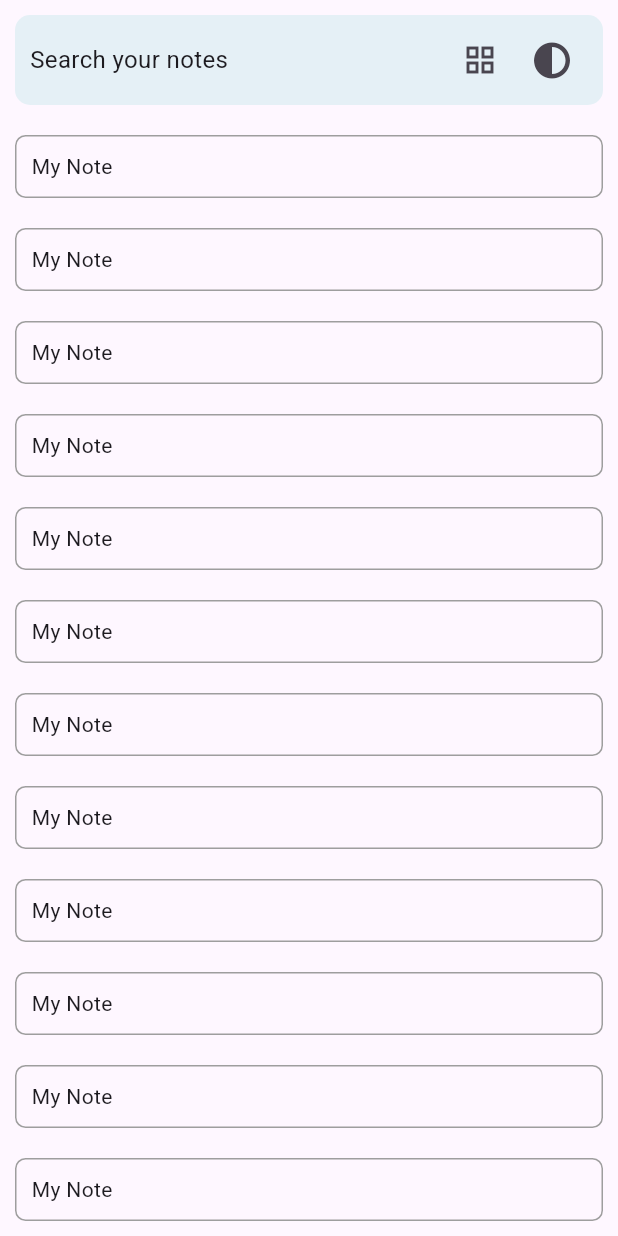
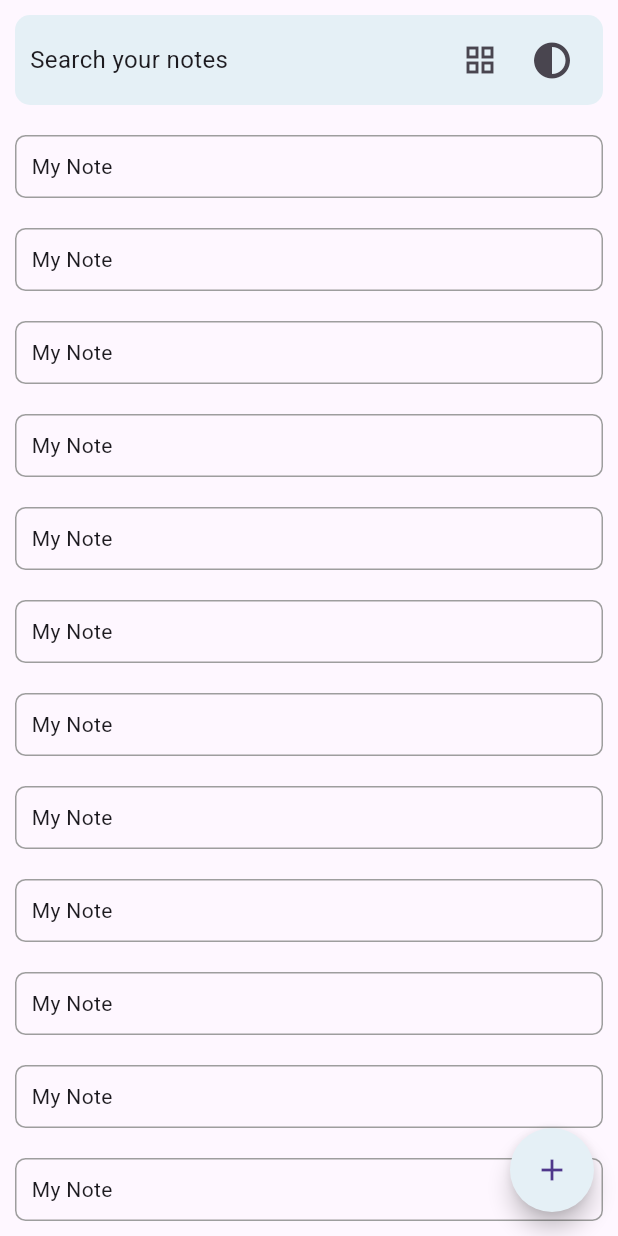
Before and after one commit to A7medK7aled1/todo, a Flutter app: the screen it shows after launch, on a phone screen of 412 x 824 dp. Run offline on Flutter 3.47's test engine with Material 3 defaults, Android fonts, the phone set to English and light mode, and no system bars; our stand-ins replace font_awesome_flutter.

Commit message:
Add constants for light and dark mode colors; update HomeView and CustomSearchBar to use them

```diff
--- /dev/null
+++ b/lib/constant.dart
@@ -0,0 +1,4 @@
+import 'package:flutter/material.dart';
+
+Color kLightMode = const Color(0xffe5f0f6);
+Color kDarkMode = const Color(0xff172228);
--- a/lib/theme.dart
+++ /dev/null
@@ -1,31 +0,0 @@
-import 'package:flutter/material.dart';
-
-final lightTheme = ThemeData(
-  brightness: Brightness.light,
-  primaryColor: Colors.blue,
-  scaffoldBackgroundColor: Colors.white,
-  elevatedButtonTheme: ElevatedButtonThemeData(
-    style: ElevatedButton.styleFrom(
-      backgroundColor: Colors.blue,
-      foregroundColor: Colors.white,
-    ),
-  ),
-  textTheme: TextTheme(
-    bodyLarge: TextStyle(color: Colors.black),
-  ),
-);
-
-final darkTheme = ThemeData(
-  brightness: Brightness.dark,
-  primaryColor: Colors.teal,
-  scaffoldBackgroundColor: Colors.black,
-  elevatedButtonTheme: ElevatedButtonThemeData(
-    style: ElevatedButton.styleFrom(
-      backgroundColor: Colors.teal,
-      foregroundColor: Colors.white,
-    ),
-  ),
-  textTheme: TextTheme(
-    bodyLarge: TextStyle(color: Colors.white),
-  ),
-);
--- a/lib/views/home_view.dart
+++ b/lib/views/home_view.dart
@@ -1,5 +1,6 @@
 import 'package:flutter/material.dart';
 import 'package:provider/provider.dart';
+import 'package:todo/constant.dart';
 import 'package:todo/provider/theme_provider.dart';
 import 'package:todo/widgets/custom_list_view.dart';
 import 'package:todo/widgets/custom_search_bar.dart';
@@ -12,6 +13,12 @@ class HomeView extends StatelessWidget {
     final themeProvider = Provider.of<ThemeProvider>(context);
     return SafeArea(
       child: Scaffold(
+        floatingActionButton: FloatingActionButton(
+          shape: const CircleBorder(),
+          backgroundColor: themeProvider.isDarkMode ? kDarkMode : kLightMode,
+          onPressed: () {},
+          child: const Icon(Icons.add),
+        ),
         body: SingleChildScrollView(
           child: Column(
             children: [
--- a/lib/widgets/custom_search_bar.dart
+++ b/lib/widgets/custom_search_bar.dart
@@ -1,6 +1,7 @@
 // ignore_for_file: public_member_api_docs, sort_constructors_first
 import 'package:flutter/material.dart';
 import 'package:font_awesome_flutter/font_awesome_flutter.dart';
+import 'package:todo/constant.dart';
 import 'package:todo/provider/theme_provider.dart';
 import 'package:provider/provider.dart';
 import 'package:todo/views/search_view.dart';
@@ -16,9 +17,7 @@ class CustomSearchBar extends StatelessWidget {
   @override
   Widget build(BuildContext context) {
     return Consumer<ThemeProvider>(builder: (context, themeProvider, child) {
-      final searchBarColors = themeProvider.isDarkMode
-          ? const Color(0xff172228)
-          : const Color(0xffe5f0f6);
+      final searchBarColors = themeProvider.isDarkMode ? kDarkMode : kLightMode;
 
       return Padding(
         padding: const EdgeInsets.symmetric(horizontal: 10, vertical: 10),
```
